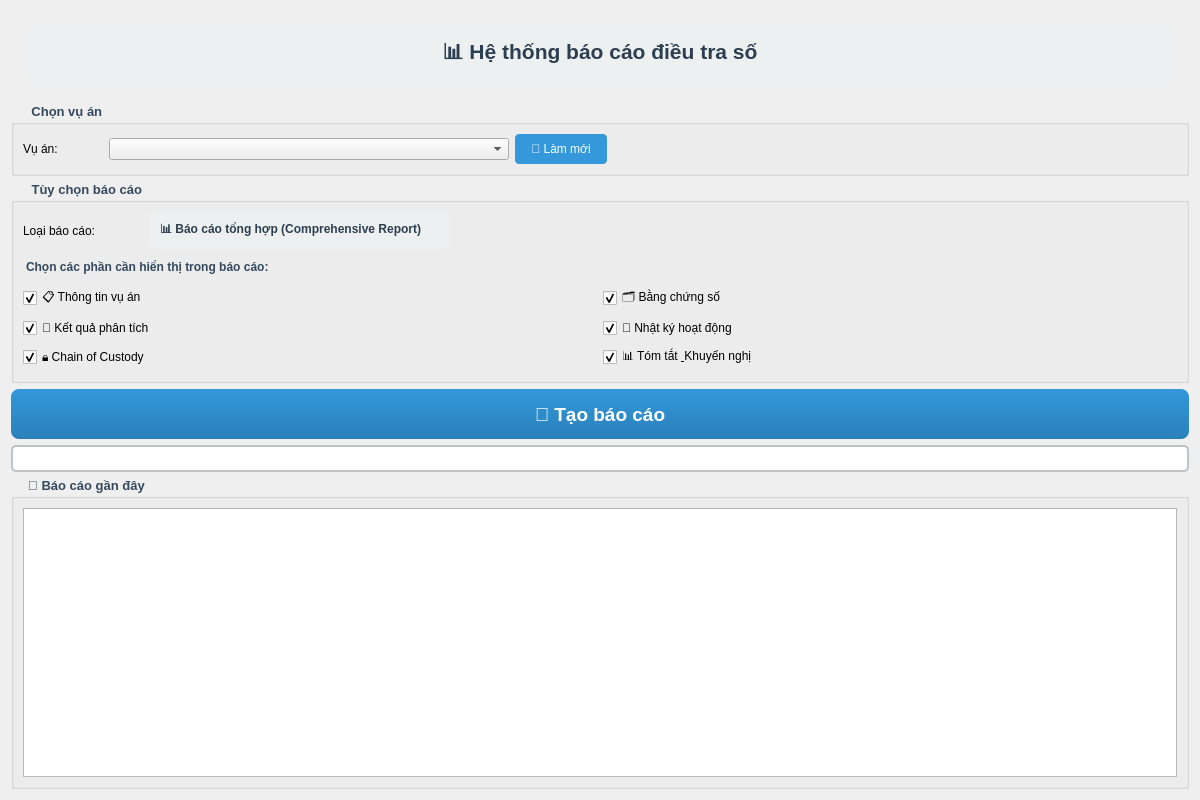
This is views/pages/report_ui/report.ui in Tlinhk/Windows_forensic as Qt 5 draws it before an edit. The edited form follows.
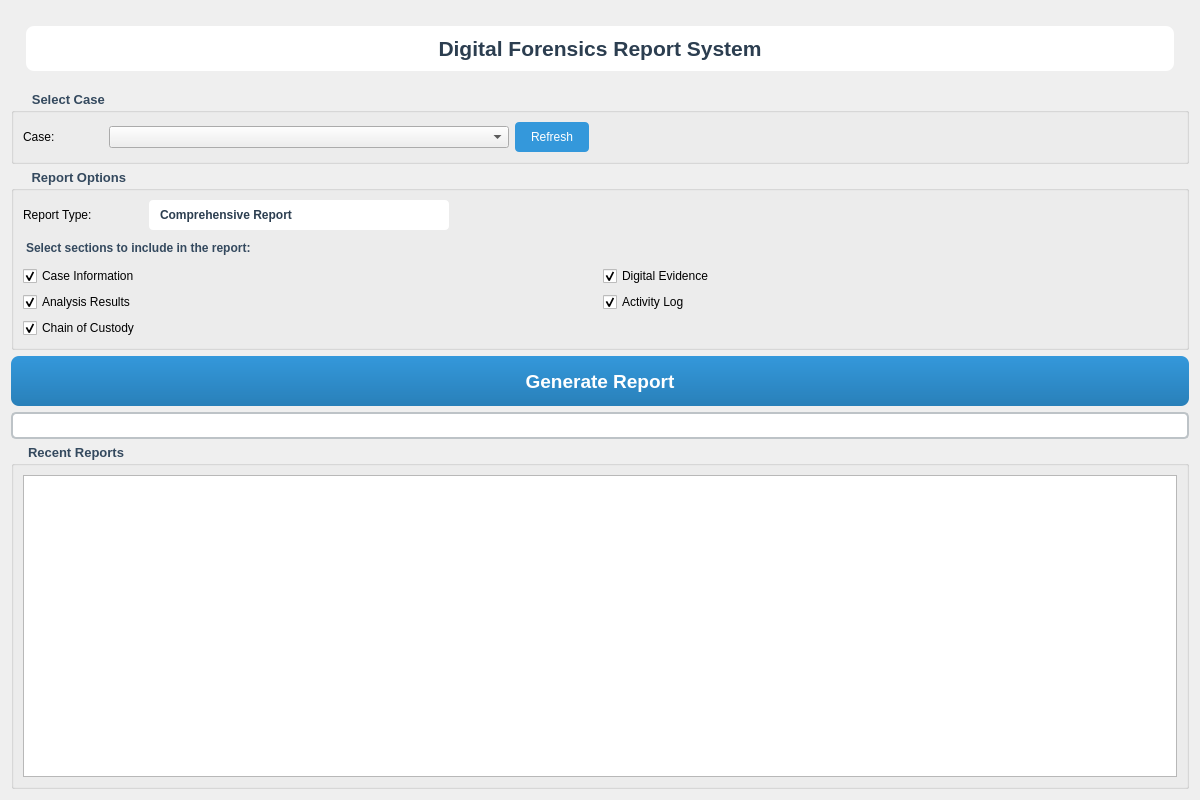
This is the edited form.

Patch:
```diff
--- a/views/pages/report_ui/report.ui
+++ b/views/pages/report_ui/report.ui
@@ -31,39 +31,39 @@
        <bold>true</bold>
       </font>
      </property>
+     <property name="styleSheet">
+      <string notr="true">color: #2c3e50; margin: 15px; padding: 10px; background-color: white; border-radius: 8px;</string>
+     </property>
      <property name="text">
-      <string>📊 Hệ thống báo cáo điều tra số</string>
+      <string>Digital Forensics Report System</string>
      </property>
      <property name="alignment">
       <set>Qt::AlignCenter</set>
      </property>
-     <property name="styleSheet">
-      <string>color: #2c3e50; margin: 15px; padding: 10px; background-color: #ecf0f1; border-radius: 8px;</string>
-     </property>
     </widget>
    </item>
    
    <!-- Case Selection Section -->
    <item>
     <widget class="QGroupBox" name="caseGroup">
-     <property name="title">
-      <string> Chọn vụ án</string>
-     </property>
      <property name="styleSheet">
       <string>QGroupBox { font-weight: bold; color: #34495e; } QGroupBox::title { subcontrol-origin: margin; left: 10px; padding: 0 5px 0 5px; }</string>
      </property>
+     <property name="title">
+      <string> Select Case</string>
+     </property>
      <layout class="QHBoxLayout" name="caseLayout">
       <item>
        <widget class="QLabel" name="caseLabel">
-        <property name="text">
-         <string>Vụ án:</string>
-        </property>
         <property name="minimumSize">
          <size>
           <width>80</width>
           <height>0</height>
          </size>
         </property>
+        <property name="text">
+         <string>Case:</string>
+        </property>
        </widget>
       </item>
       <item>
@@ -74,19 +74,19 @@
           <height>0</height>
          </size>
         </property>
-        <property name="placeholderText">
-         <string>-- Chọn vụ án --</string>
+        <property name="placeholderText" stdset="0">
+         <string>-- Select Case --</string>
         </property>
        </widget>
       </item>
       <item>
        <widget class="QPushButton" name="refreshButton">
-        <property name="text">
-         <string>🔄 Làm mới</string>
-        </property>
         <property name="styleSheet">
          <string>QPushButton { background-color: #3498db; color: white; border: none; padding: 8px 16px; border-radius: 4px; } QPushButton:hover { background-color: #2980b9; }</string>
         </property>
+        <property name="text">
+         <string>Refresh</string>
+        </property>
        </widget>
       </item>
       <item>
@@ -109,12 +109,12 @@
    <!-- Report Options Section -->
    <item>
     <widget class="QGroupBox" name="optionsGroup">
-     <property name="title">
-      <string> Tùy chọn báo cáo</string>
-     </property>
      <property name="styleSheet">
       <string>QGroupBox { font-weight: bold; color: #34495e; } QGroupBox::title { subcontrol-origin: margin; left: 10px; padding: 0 5px 0 5px; }</string>
      </property>
+     <property name="title">
+      <string> Report Options</string>
+     </property>
      <layout class="QVBoxLayout" name="optionsLayout">
       
       <!-- Report Type Display (Fixed) -->
@@ -122,31 +122,31 @@
        <layout class="QHBoxLayout" name="typeLayout">
         <item>
          <widget class="QLabel" name="typeLabel">
-          <property name="text">
-           <string>Loại báo cáo:</string>
-          </property>
           <property name="minimumSize">
            <size>
             <width>120</width>
             <height>0</height>
            </size>
           </property>
+          <property name="text">
+           <string>Report Type:</string>
+          </property>
          </widget>
         </item>
         <item>
          <widget class="QLabel" name="reportTypeDisplay">
-          <property name="text">
-           <string>📊 Báo cáo tổng hợp (Comprehensive Report)</string>
-          </property>
-          <property name="styleSheet">
-           <string>QLabel { color: #2c3e50; font-weight: bold; padding: 8px; background-color: #ecf0f1; border-radius: 4px; }</string>
-          </property>
           <property name="minimumSize">
            <size>
             <width>300</width>
             <height>0</height>
            </size>
           </property>
+          <property name="styleSheet">
+           <string notr="true">QLabel { color: #2c3e50; font-weight: bold; padding: 8px; background-color: white; border-radius: 4px; }</string>
+          </property>
+          <property name="text">
+           <string>Comprehensive Report</string>
+          </property>
          </widget>
         </item>
         <item>
@@ -168,9 +168,6 @@
       <!-- Section Selection Options -->
       <item>
        <widget class="QLabel" name="sectionLabel">
-        <property name="text">
-         <string>Chọn các phần cần hiển thị trong báo cáo:</string>
-        </property>
         <property name="font">
          <font>
           <weight>75</weight>
@@ -180,6 +177,9 @@
         <property name="styleSheet">
          <string>color: #34495e; margin: 5px 0px;</string>
         </property>
+        <property name="text">
+         <string>Select sections to include in the report:</string>
+        </property>
        </widget>
       </item>
       <item>
@@ -187,7 +187,7 @@
         <item row="0" column="0">
          <widget class="QCheckBox" name="caseInfoCheckbox">
           <property name="text">
-           <string>📋 Thông tin vụ án</string>
+           <string>Case Information</string>
           </property>
           <property name="checked">
            <bool>true</bool>
@@ -200,7 +200,7 @@
         <item row="0" column="1">
          <widget class="QCheckBox" name="evidenceCheckbox">
           <property name="text">
-           <string>🗂️ Bằng chứng số</string>
+           <string>Digital Evidence</string>
           </property>
           <property name="checked">
            <bool>true</bool>
@@ -213,7 +213,7 @@
         <item row="1" column="0">
          <widget class="QCheckBox" name="analysisCheckbox">
           <property name="text">
-           <string>🔬 Kết quả phân tích</string>
+           <string>Analysis Results</string>
           </property>
           <property name="checked">
            <bool>true</bool>
@@ -226,7 +226,7 @@
         <item row="1" column="1">
          <widget class="QCheckBox" name="activityCheckbox">
           <property name="text">
-           <string>📝 Nhật ký hoạt động</string>
+           <string>Activity Log</string>
           </property>
           <property name="checked">
            <bool>true</bool>
@@ -238,21 +238,11 @@
         </item>
         <item row="2" column="0">
          <widget class="QCheckBox" name="cocCheckbox">
-          <property name="text">
-           <string>🔒 Chain of Custody</string>
-          </property>
-          <property name="checked">
-           <bool>true</bool>
-          </property>
           <property name="toolTip">
            <string>Hiển thị chuỗi bảo quản bằng chứng và tính toàn vẹn</string>
           </property>
-         </widget>
-        </item>
-        <item row="2" column="1">
-         <widget class="QCheckBox" name="summaryCheckbox">
           <property name="text">
-           <string>📊 Tóm tắt &amp; Khuyến nghị</string>
+           <string>Chain of Custody</string>
           </property>
           <property name="checked">
            <bool>true</bool>
@@ -284,12 +274,12 @@
        <bold>true</bold>
       </font>
      </property>
-     <property name="text">
-      <string>🚀 Tạo báo cáo</string>
-     </property>
      <property name="styleSheet">
       <string>QPushButton { background: qlineargradient(x1:0, y1:0, x2:0, y2:1, stop:0 #3498db, stop:1 #2980b9); color: white; border: none; border-radius: 8px; padding: 10px; } QPushButton:hover { background: qlineargradient(x1:0, y1:0, x2:0, y2:1, stop:0 #5dade2, stop:1 #3498db); } QPushButton:disabled { background: #bdc3c7; }</string>
      </property>
+     <property name="text">
+      <string>Generate Report</string>
+     </property>
     </widget>
    </item>
    
@@ -308,12 +298,12 @@
    <!-- Recent Reports Section -->
    <item>
     <widget class="QGroupBox" name="reportsGroup">
-     <property name="title">
-      <string>📄 Báo cáo gần đây</string>
-     </property>
      <property name="styleSheet">
       <string>QGroupBox { font-weight: bold; color: #34495e; } QGroupBox::title { subcontrol-origin: margin; left: 10px; padding: 0 5px 0 5px; }</string>
      </property>
+     <property name="title">
+      <string>Recent Reports</string>
+     </property>
      <layout class="QVBoxLayout" name="reportsLayout">
       <item>
        <widget class="QTableWidget" name="reportsTable">
```
Left out of the diff: 56 changed lines with no effect on the pictures.
